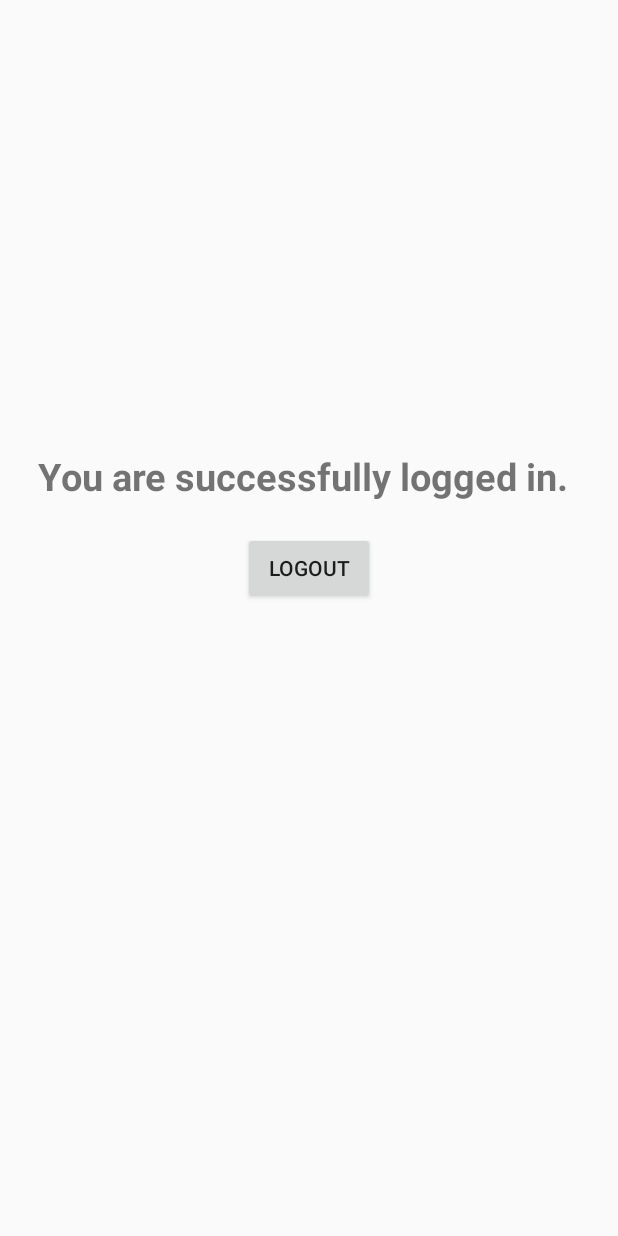
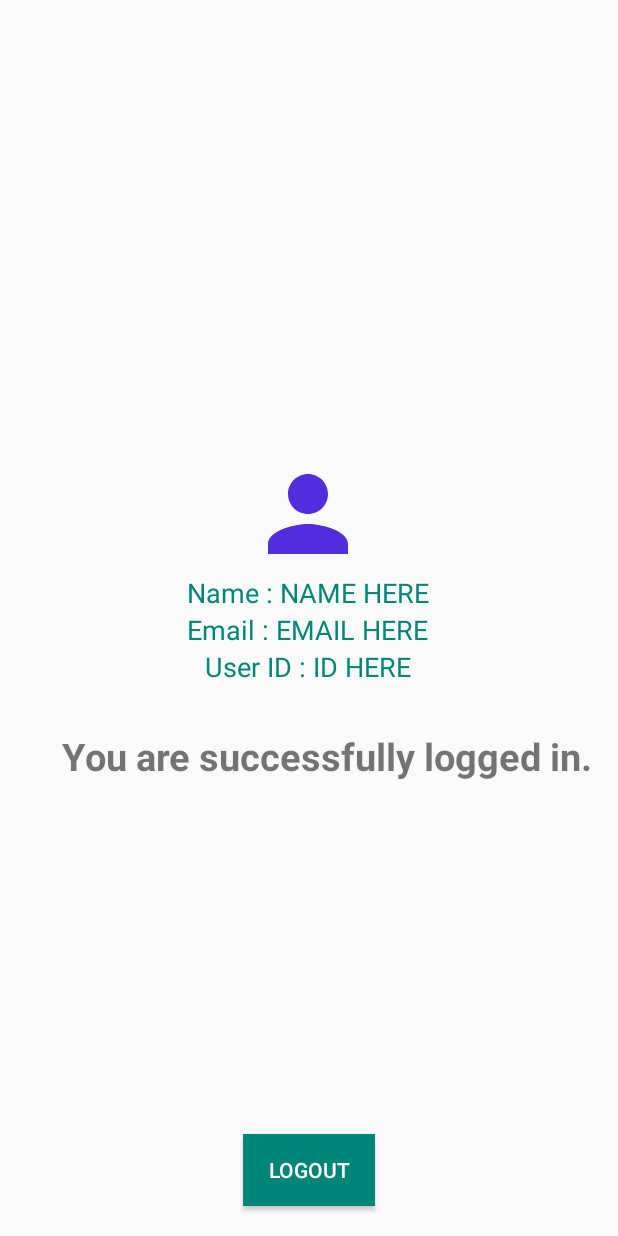
Before and after one commit to pranay7700/News-n-Events-OLD-1, an Android app: the Dashboard screen opened directly, with no data from a screen before it, on a phone screen of 412 x 824 dp. Run offline under Robolectric (Android 15) with nearby library versions, the phone set to English and light mode, and no system bars; our stand-ins replace Firebase (no records; nobody signed in at launch, a user with empty details on screens opened directly); libraries missing offline, so code that uses them is left out: com.facebook.internal.

```diff
--- a/app/src/main/java/com/vaagdevi/newsnevents/Dashboard.java
+++ b/app/src/main/java/com/vaagdevi/newsnevents/Dashboard.java
@@ -1,34 +1,143 @@
 package com.vaagdevi.newsnevents;
 
+import androidx.annotation.NonNull;
+import androidx.annotation.RequiresApi;
 import androidx.appcompat.app.AppCompatActivity;
 
 import android.content.Intent;
+import android.graphics.ImageFormat;
+import android.graphics.drawable.Icon;
+import android.net.Uri;
+import android.os.Build;
 import android.os.Bundle;
 import android.view.View;
 import android.widget.Button;
+import android.widget.ImageView;
+import android.widget.TextView;
 import android.widget.Toast;
+
+import com.bumptech.glide.Glide;
+import com.facebook.internal.ImageRequest;
+import com.google.android.gms.auth.api.signin.GoogleSignIn;
+import com.google.android.gms.auth.api.signin.GoogleSignInAccount;
+import com.google.android.gms.auth.api.signin.GoogleSignInClient;
+import com.google.android.gms.auth.api.signin.GoogleSignInOptions;
+import com.google.android.gms.tasks.OnCompleteListener;
+import com.google.android.gms.tasks.Task;
+import com.google.firebase.auth.FirebaseAuth;
+import com.google.firebase.database.DataSnapshot;
+import com.google.firebase.database.DatabaseError;
+import com.google.firebase.database.DatabaseReference;
+import com.google.firebase.database.FirebaseDatabase;
+import com.google.firebase.database.ValueEventListener;
 
 public class Dashboard extends AppCompatActivity {
 
+
+    GoogleSignInClient mGoogleSignInClient;
+
+    private FirebaseAuth firebaseAuth;
+    private DatabaseReference databaseReference;
+
     Button logout;
+    TextView dashboardname;
+    TextView dashboardemail;
+    TextView dashboarduserid;
+    ImageView dashboardphoto;
 
     @Override
     protected void onCreate(Bundle savedInstanceState) {
         super.onCreate(savedInstanceState);
         setContentView(R.layout.activity_dashboard);
 
-        logout=(Button)findViewById(R.id.logoutbtn);
+        logout=(Button)findViewById(R.id.logoutBTN);
 
-        logout.setOnClickListener(new View.OnClickListener() {
+        dashboardname=findViewById(R.id.nameTV);
+        dashboardemail=findViewById(R.id.emailTV);
+        dashboarduserid=findViewById(R.id.useridTV);
+        dashboardphoto=findViewById(R.id.photoIV);
+
+
+        firebaseAuth = FirebaseAuth.getInstance();
+        String currentId = firebaseAuth.getCurrentUser().getUid();
+        databaseReference = FirebaseDatabase.getInstance().getReference().child("Dashboard Details").child(currentId);
+
+
+        databaseReference.addValueEventListener(new ValueEventListener() {
+            @RequiresApi(api = Build.VERSION_CODES.M)
             @Override
-            public void onClick(View v) {
+            public void onDataChange(@NonNull DataSnapshot dataSnapshot) {
 
-                Toast.makeText(Dashboard.this,"Logged Out Successfully!!!",Toast.LENGTH_SHORT).show();
-                startActivity(new Intent(Dashboard.this,MainActivity.class));
-                finish();
+
+            /*  dashboardname=findViewById(R.id.nameTV);
+                dashboardemail=findViewById(R.id.emailTV);
+                dashboarduserid=findViewById(R.id.useridTV);
+                dashboardphoto=findViewById(R.id.photoIV);
+
+                String strdashboardname = dataSnapshot.child("").getValue().toString();
+                String strdashboardemail= dataSnapshot.child("").getValue().toString();
+                String strdashboarduserid = dataSnapshot.child("").getValue().toString();
+                String strdashboardphoto= dataSnapshot.child("").getValue().toString();
+
+                dashboardname.setText(strdashboardname);
+                dashboardemail.setText(strdashboardemail);
+                dashboarduserid.setText(strdashboarduserid);
+                dashboardphoto.setImageIcon(Icon.createWithContentUri(strdashboardphoto));
+           */
+
+            }
+
+            @Override
+            public void onCancelled(@NonNull DatabaseError databaseError) {
 
             }
         });
 
+
+
+        // Configure sign-in to request the user's ID, email address, and basic
+        // profile. ID and basic profile are included in DEFAULT_SIGN_IN.
+        GoogleSignInOptions gso = new GoogleSignInOptions.Builder(GoogleSignInOptions.DEFAULT_SIGN_IN)
+                .requestEmail()
+                .build();
+
+        // Build a GoogleSignInClient with the options specified by gso.
+        mGoogleSignInClient = GoogleSignIn.getClient(this, gso);
+
+        GoogleSignInAccount acct = GoogleSignIn.getLastSignedInAccount(Dashboard.this);
+        if (acct != null) {
+            String personName = acct.getDisplayName();
+            String personGivenName = acct.getGivenName();
+            String personFamilyName = acct.getFamilyName();
+            String personEmail = acct.getEmail();
+            String personId = acct.getId();
+            Uri personPhoto = acct.getPhotoUrl();
+
+            dashboardname.setText("Name : "+personName);
+            dashboardemail.setText("Email : "+personEmail);
+            dashboarduserid.setText("ID : "+personId);
+            Glide.with(this).load(personPhoto).into(dashboardphoto);
+        }
+
+        logout.setOnClickListener(new View.OnClickListener() {
+            @Override
+            public void onClick(View view) {
+                signOut();
+            }
+        });
+    }
+
+    private void signOut() {
+        mGoogleSignInClient.signOut().addOnCompleteListener(this, new OnCompleteListener<Void>() {
+                    @Override
+                    public void onComplete(@NonNull Task<Void> task) {
+                        Toast.makeText(Dashboard.this,"Successfully signed out",Toast.LENGTH_SHORT).show();
+                        startActivity(new Intent(Dashboard.this, MainActivity.class));
+                        finish();
+                    }
+                });
+
+
+
     }
 }
--- /dev/null
+++ b/app/src/main/res/drawable/ic_person_black_24dp.xml
@@ -0,0 +1,5 @@
+<vector android:height="24dp" android:tint="#522DDE"
+    android:viewportHeight="24.0" android:viewportWidth="24.0"
+    android:width="24dp" xmlns:android="http://schemas.android.com/apk/res/android">
+    <path android:fillColor="#FF000000" android:pathData="M12,12c2.21,0 4,-1.79 4,-4s-1.79,-4 -4,-4 -4,1.79 -4,4 1.79,4 4,4zM12,14c-2.67,0 -8,1.34 -8,4v2h16v-2c0,-2.66 -5.33,-4 -8,-4z"/>
+</vector>
--- a/app/src/main/res/layout/activity_dashboard.xml
+++ b/app/src/main/res/layout/activity_dashboard.xml
@@ -1,29 +1,73 @@
 <?xml version="1.0" encoding="utf-8"?>
-<LinearLayout xmlns:android="http://schemas.android.com/apk/res/android"
+<RelativeLayout xmlns:android="http://schemas.android.com/apk/res/android"
     xmlns:app="http://schemas.android.com/apk/res-auto"
     xmlns:tools="http://schemas.android.com/tools"
     android:layout_width="match_parent"
     android:layout_height="match_parent"
-    android:orientation="vertical"
     tools:context=".Dashboard">
 
-    <TextView
+    <LinearLayout
         android:layout_width="wrap_content"
         android:layout_height="wrap_content"
-        android:text="You are successfully logged in."
-        android:textSize="25sp"
-        android:textStyle="bold"
-        android:layout_marginTop="300dp"
-        android:layout_gravity="center_vertical"
-        android:layout_marginLeft="25sp"
-        />
+        android:orientation="vertical"
+        android:layout_centerHorizontal="true"
+        android:layout_centerVertical="true">
+
+        <ImageView
+            android:layout_width="80dp"
+            android:layout_height="80dp"
+            android:background="@drawable/ic_person_black_24dp"
+            android:layout_gravity="center"
+            android:id="@+id/photoIV"/>
+        <TextView
+            android:layout_width="wrap_content"
+            android:layout_height="wrap_content"
+            android:id="@+id/nameTV"
+            android:text="Name : NAME HERE"
+            android:textSize="18sp"
+            android:textColor="@color/colorPrimary"
+            android:layout_gravity="center"/>
+        <TextView
+            android:layout_width="wrap_content"
+            android:layout_height="wrap_content"
+            android:id="@+id/emailTV"
+            android:text="Email : EMAIL HERE"
+            android:textSize="18sp"
+            android:textColor="@color/colorPrimary"
+            android:layout_gravity="center"/>
+        <TextView
+            android:layout_width="wrap_content"
+            android:layout_height="wrap_content"
+            android:id="@+id/useridTV"
+            android:text="User ID : ID HERE"
+            android:textSize="18sp"
+            android:textColor="@color/colorPrimary"
+            android:layout_gravity="center"/>
+        <TextView
+            android:id="@+id/logoutTV"
+            android:layout_width="wrap_content"
+            android:layout_height="wrap_content"
+            android:text="You are successfully logged in."
+            android:textSize="25sp"
+            android:textStyle="bold"
+            android:layout_marginTop="30dp"
+            android:layout_marginLeft="25sp"
+            />
+
+    </LinearLayout>
+
+
     <Button
-        android:id="@+id/logoutbtn"
         android:layout_width="wrap_content"
         android:layout_height="wrap_content"
-        android:text="Logout"
-        android:layout_gravity="center"
-        android:layout_marginTop="20dp"
-        />
+        android:id="@+id/logoutBTN"
+        android:text="LOGOUT"
+        android:layout_centerHorizontal="true"
+        android:layout_alignParentBottom="true"
+        android:layout_marginBottom="20dp"
+        android:background="@color/colorPrimary"
+        android:textColor="#fff"/>
 
-</LinearLayout>
+
+
+</RelativeLayout>
--- a/app/src/main/res/values/strings.xml
+++ b/app/src/main/res/values/strings.xml
@@ -1,3 +1,7 @@
 <resources>
     <string name="app_name">News n Events</string>
+
+    <string name="facebook_app_id">901602646920337</string>
+    <string name="fb_login_protocol_scheme">fb901602646920337</string>
+
 </resources>
--- a/build.gradle
+++ b/build.gradle
@@ -3,6 +3,7 @@
 buildscript {
 
     repositories {
+        mavenCentral()
         google()
         jcenter()
 
```
Also changed, not shown: app/build.gradle (+7 -1 lines), app/src/main/AndroidManifest.xml (+21 -0 lines), app/src/main/java/com/vaagdevi/newsnevents/MainActivity.java (+79 -7 lines), app/src/main/java/com/vaagdevi/newsnevents/Regdatabase.java (added, +24 -0 lines), app/src/main/java/com/vaagdevi/newsnevents/Registration.java (+26 -9 lines).
